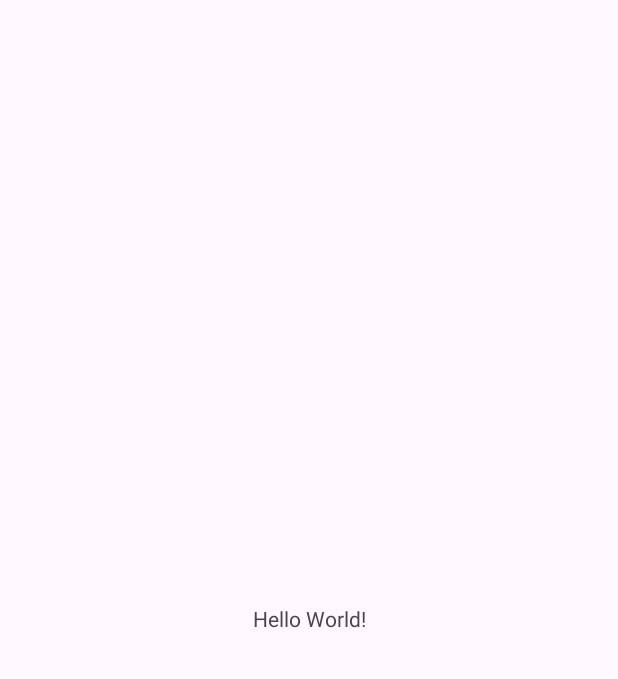
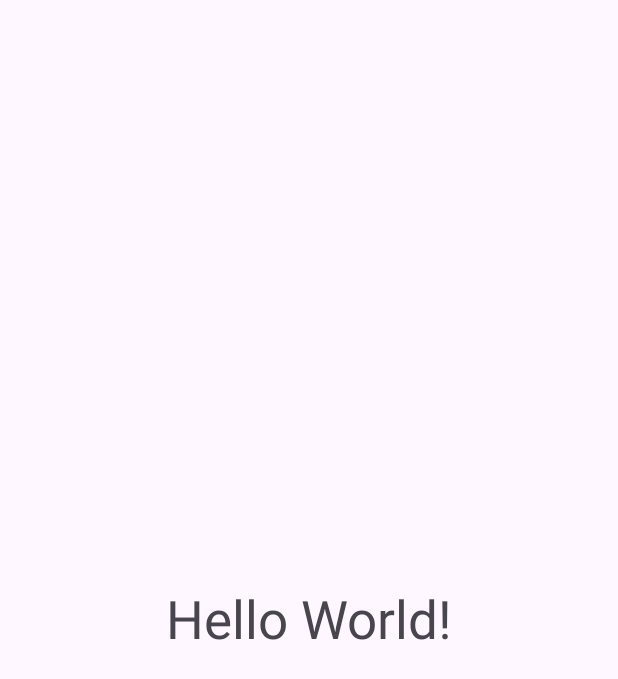
Before and after one commit to bishnuprasadsandha/OOPsShipGame, an Android app: the screen it shows after launch (MainActivity), on a phone screen of 412 x 824 dp. Before the commit the part shown is almost empty. Shown: the top 679 px of the screen. Run offline under Robolectric (Android 15) with nearby library versions, the phone set to English and light mode, and no system bars; 3 statements that could not run were skipped.

```diff
--- a/app/build.gradle.kts
+++ b/app/build.gradle.kts
@@ -15,6 +15,10 @@ android {
         versionName = "1.0"
 
         testInstrumentationRunner = "androidx.test.runner.AndroidJUnitRunner"
+    }
+
+    buildFeatures {
+        viewBinding= true
     }
 
     buildTypes {
--- a/app/src/main/java/com/example/oopsshipgame/MainActivity.kt
+++ b/app/src/main/java/com/example/oopsshipgame/MainActivity.kt
@@ -2,17 +2,25 @@ package com.example.oopsshipgame
 
 import android.os.Bundle
 import android.util.Log
+import android.widget.TextView
 import androidx.activity.enableEdgeToEdge
 import androidx.appcompat.app.AppCompatActivity
 import androidx.core.view.ViewCompat
 import androidx.core.view.WindowInsetsCompat
+import com.example.oopsshipgame.databinding.ActivityMainBinding
 
 class MainActivity : AppCompatActivity() {
+    private lateinit var binding: ActivityMainBinding
     override fun onCreate(savedInstanceState: Bundle?) {
         super.onCreate(savedInstanceState)
         setContentView(R.layout.activity_main)
 
-        val friendlyDestroyer = Destroyer("Amit")
+        binding = ActivityMainBinding.inflate(layoutInflater)
+        setContentView(binding.root)
+
+        binding.textView.text = "New ViewBinding"
+
+        /*val friendlyDestroyer = Destroyer("Amit")
         val friendlyCarrier = Carrier("sonu")
 
         val enemyDestroyer = Destroyer("Kotliner")
@@ -44,6 +52,6 @@ class MainActivity : AppCompatActivity() {
         //End the Battle by attacking enemy
         enemyDestroyer.takeDamage(friendlyCarrier.launchAerialAttack())
         enemyDestroyer.takeDamage(friendlyDestroyer.shootShel())
-        enemyDestroyer.takeDamage(friendlyDestroyer.shootShel())
+        enemyDestroyer.takeDamage(friendlyDestroyer.shootShel())*/
     }
 }
--- a/app/src/main/res/layout/activity_main.xml
+++ b/app/src/main/res/layout/activity_main.xml
@@ -8,9 +8,11 @@
     tools:context=".MainActivity">
 
     <TextView
+        android:id="@+id/textView"
         android:layout_width="wrap_content"
         android:layout_height="wrap_content"
         android:text="Hello World!"
+        android:textSize="35sp"
         app:layout_constraintBottom_toBottomOf="parent"
         app:layout_constraintEnd_toEndOf="parent"
         app:layout_constraintStart_toStartOf="parent"
--- a/gradle/libs.versions.toml
+++ b/gradle/libs.versions.toml
@@ -1,5 +1,5 @@
 [versions]
-agp = "8.9.2"
+agp = "8.12.0"
 kotlin = "2.0.21"
 coreKtx = "1.16.0"
 junit = "4.13.2"
```
Also changed, not shown: gradle/wrapper/gradle-wrapper.properties.
